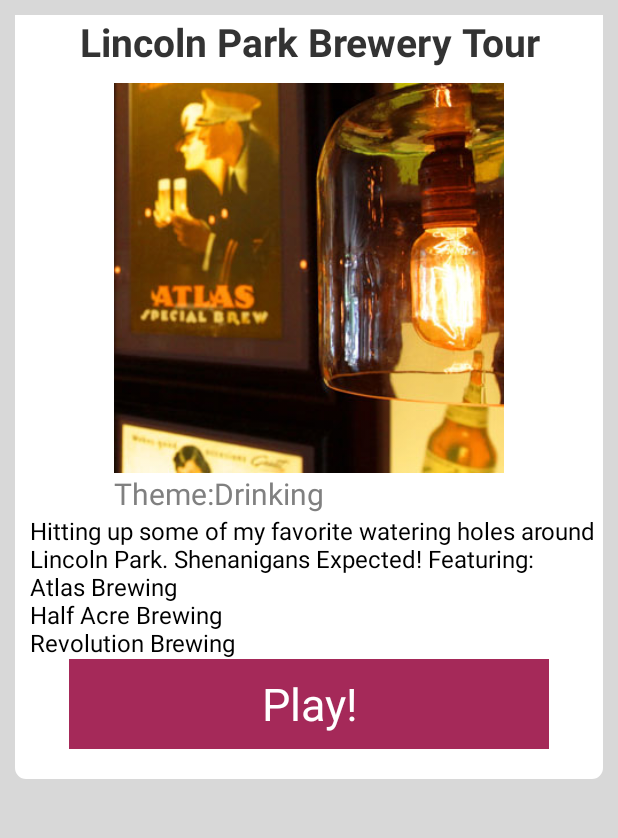
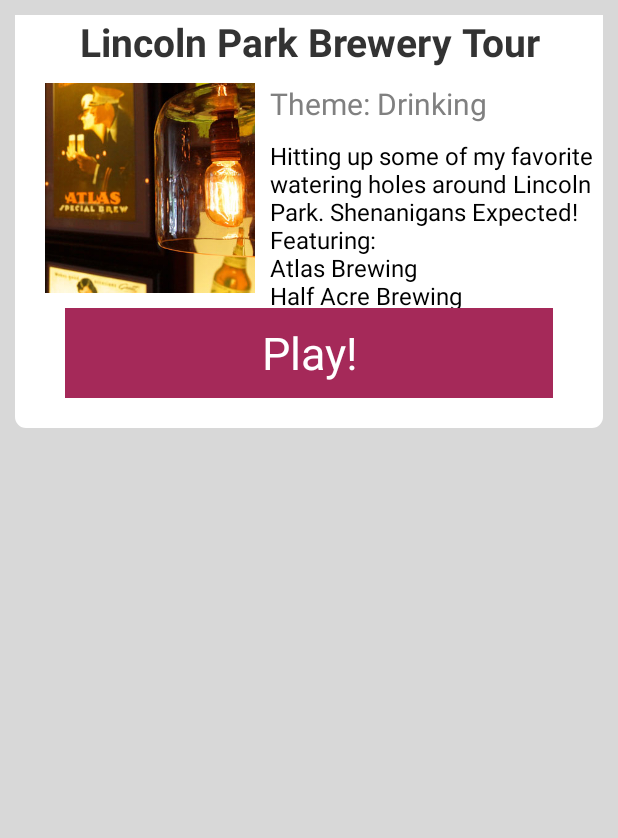
Before and after one commit to cassieramen/TheHunt, an Android app: the HuntDescription screen opened directly, with no data from a screen before it, on a phone screen of 412 x 824 dp, the part 90-928 px from its top. Run offline under Robolectric (Android 15) with nearby library versions, the phone set to English and light mode, and no system bars; libraries missing offline, so code that uses them is left out: com.jeremyfeinstein.slidingmenu; 10 statements that could not run were skipped.

Commit message:
Hunt description redesign WORK IN PROGRESS DONT LOOK AT IT

```diff
--- a/TheHunt/The Hunt/src/main/res/layout/description.xml
+++ b/TheHunt/The Hunt/src/main/res/layout/description.xml
@@ -35,11 +35,11 @@
 
             <ImageView
                 android:id="@+id/huntPhoto"
-                android:layout_width="260dip"
-                android:layout_height="260dip"
+                android:layout_width="140dip"
+                android:layout_height="140dip"
                 android:layout_below="@id/title_text"
                 android:src="@drawable/brewery"
-                android:layout_centerHorizontal="true"
+                android:layout_marginLeft="20dip"
                 android:layout_marginTop="10dip" />
 
             <TextView
@@ -47,8 +47,11 @@
                 android:layout_width="260dip"
                 android:layout_height="wrap_content"
                 android:textSize="20sp"
-                android:layout_below="@id/huntPhoto"
-                android:text="Theme:Drinking"
+                android:layout_below="@id/title_text"
+                android:layout_toRightOf="@id/huntPhoto"
+                android:layout_marginTop="10dip"
+                android:layout_marginLeft="10dip"
+                android:text="Theme: Drinking"
                 android:textColor="@color/gray"
                 android:layout_centerHorizontal="true" />
 
@@ -57,14 +60,16 @@
                 android:layout_width="fill_parent"
                 android:layout_height="wrap_content"
                 android:layout_below="@id/tags"
+                android:layout_toRightOf="@id/huntPhoto"
                 android:text="Explore Lincoln Park!"
                 android:textSize="16sp"
                 android:textColor="@color/black"
-                android:layout_marginLeft="10dip" />
+                android:layout_marginLeft="10dip"
+                android:layout_marginTop="10dip"/>
 
             <TextView
                 android:id="@+id/playButton"
-                android:layout_width="320dip"
+                android:layout_width="325dip"
                 android:layout_height="60dip"
                 android:background="@color/jewelPink"
                 android:text="@string/play"
@@ -72,8 +77,9 @@
                 android:textSize="30sp"
                 android:layout_centerHorizontal="true"
                 android:gravity="center"
-                android:layout_below="@id/description"
-                android:layout_marginBottom="10dip"/>
+                android:layout_below="@id/huntPhoto"
+                android:layout_marginBottom="10dip"
+                android:layout_marginTop="10dip"/>
         </RelativeLayout>
     </RelativeLayout>
 
```
